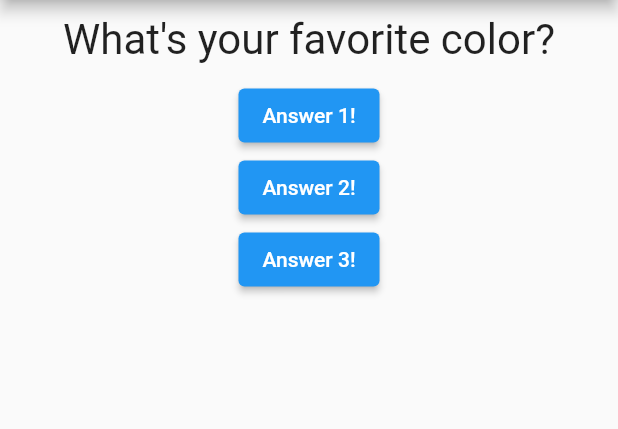
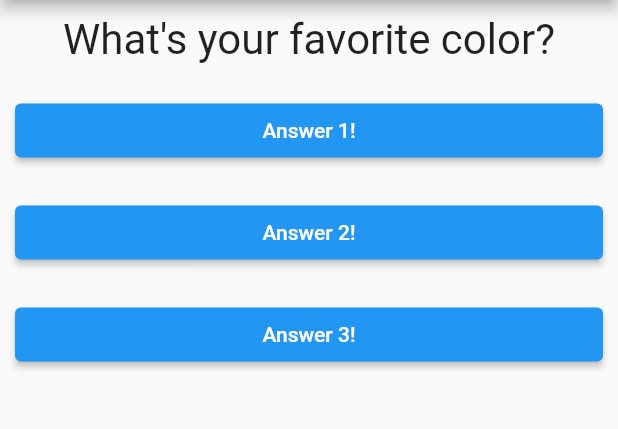
Before and after one commit to luk3skyw4lker/quiz_app, a Flutter app: the screen it shows after launch, on a phone screen of 412 x 824 dp, the part 84-513 px from its top. Run offline on Flutter 3.47's test engine with Material 2 defaults, Android fonts, the phone set to English and light mode, and no system bars.

Commit message:
[feat]: Add answer_button widget and styling

```diff
--- /dev/null
+++ b/lib/answer_button.dart
@@ -0,0 +1,24 @@
+import 'package:flutter/material.dart';
+
+class AnswerButton extends StatelessWidget {
+  final VoidCallback onPress;
+  final String buttonText;
+
+  const AnswerButton(
+      {Key? key, required this.onPress, required this.buttonText})
+      : super(key: key);
+
+  @override
+  Widget build(BuildContext context) {
+    return Container(
+      width: double.infinity,
+      margin: const EdgeInsets.all(10),
+      child: ElevatedButton(
+        onPressed: onPress,
+        child: Text(buttonText),
+        style: ButtonStyle(
+            backgroundColor: MaterialStateProperty.all(Colors.blue)),
+      ),
+    );
+  }
+}
--- a/lib/main.dart
+++ b/lib/main.dart
@@ -1,5 +1,6 @@
 import 'package:flutter/material.dart';
 
+import './answer_button.dart';
 import './question.dart';
 
 void main() => runApp(const MyApp());
@@ -40,12 +41,9 @@ class _MyAppState extends State<MyApp> {
             Question(
               question: _questions[_questionIndex],
             ),
-            ElevatedButton(
-                onPressed: _pressButton, child: const Text('Answer 1!')),
-            ElevatedButton(
-                onPressed: _pressButton, child: const Text('Answer 2!')),
-            ElevatedButton(
-                onPressed: _pressButton, child: const Text('Answer 3!')),
+            AnswerButton(onPress: _pressButton, buttonText: 'Answer 1!'),
+            AnswerButton(onPress: _pressButton, buttonText: 'Answer 2!'),
+            AnswerButton(onPress: _pressButton, buttonText: 'Answer 3!'),
           ],
         ),
       ),
```
